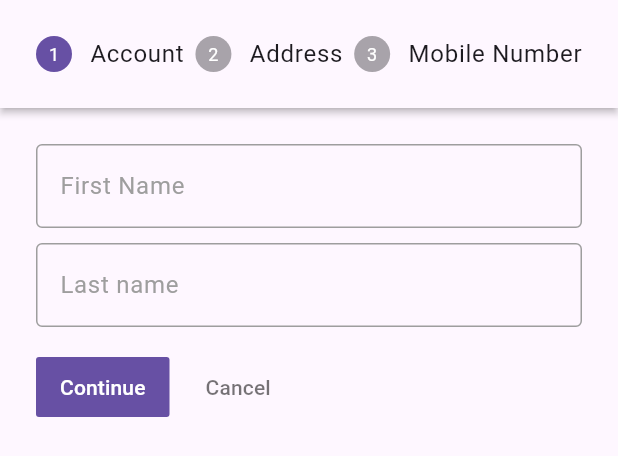
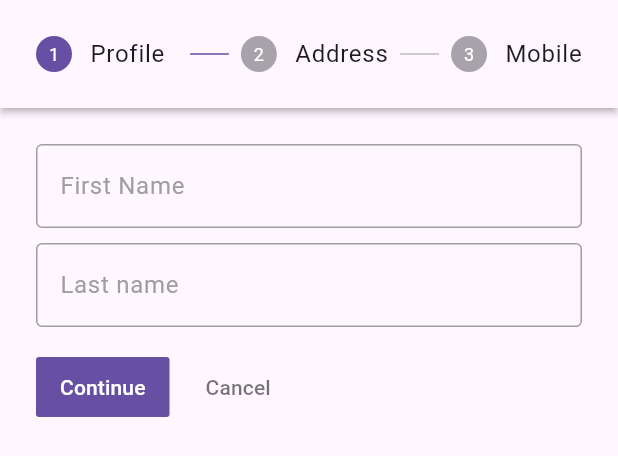
Before and after one commit to Avesh6754/provider_crud_app, a Flutter app: the StepperHorizontal widget shown alone on an empty page, opened directly, on a phone screen of 412 x 824 dp. Shown: the top 456 px of the screen. Run offline on Flutter 3.47's test engine with Material 3 defaults, Android fonts, the phone set to English and light mode, and no system bars; our stand-ins replace flutter_speed_dial, local_auth, shared_preferences; accounts and stored records are empty.

Commit message:
9-11-2024

```diff
--- a/lib/stepper_widget/views/Stepper_Horizontal.dart
+++ b/lib/stepper_widget/views/Stepper_Horizontal.dart
@@ -27,8 +27,8 @@
       currentStep: providerTrue.currentindexHorizontal,
       steps: [
         Step(
-          title: const Text('Account'),
-          content: Column(
+          title: const Text('Profile  '),
+          content: const Column(
             children: [
                HorizontalTextInputBox(
                 hintText: 'First Name',
@@ -55,7 +55,7 @@
 
         //MOBILE NUMBER
         Step(
-          title: const Text('Mobile Number'),
+          title: const Text('Mobile'),
           content: const HorizontalTextInputBox(
             hintText: 'Mobile Number',
             textInputType: TextInputType.number,
```
Also changed, not shown: h1.png (added), h2.png (added), h3.png (added), v1.png (added), v2.png (added), v3.png (added).
